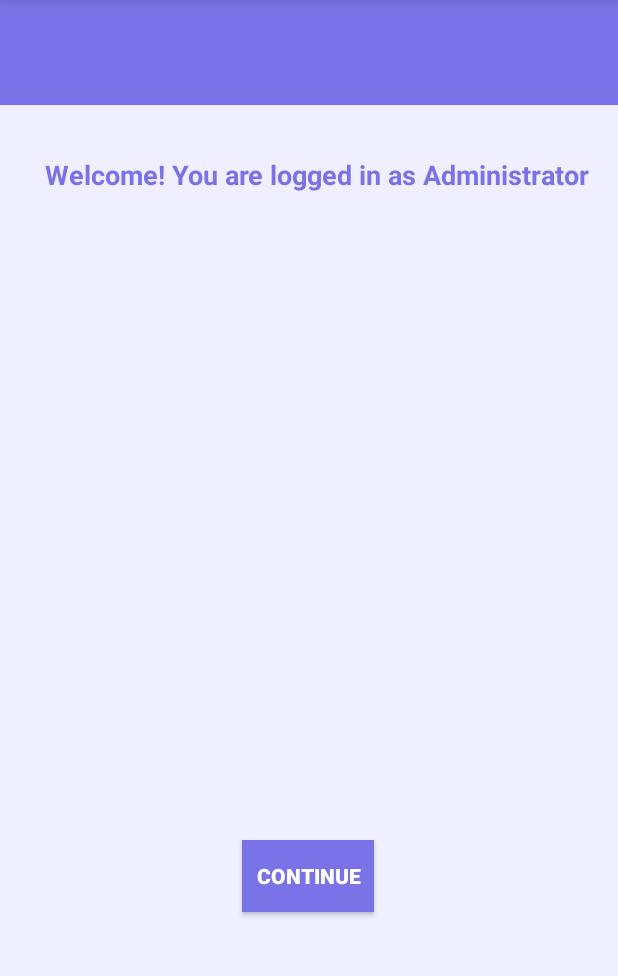
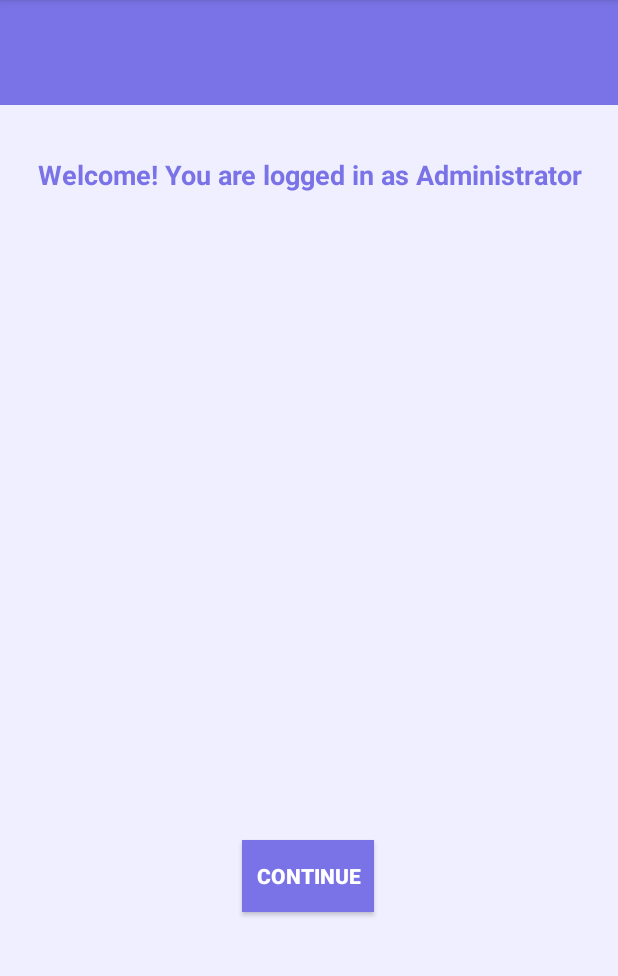
Before and after one commit to uOttawaSEGA2023/project-group-21, an Android app built with Jetpack Compose: the AdminHomepage screen opened directly, with no data from a screen before it, on a phone screen of 412 x 824 dp, the part 84-1060 px from its top. Run offline under Robolectric (Android 15) with nearby library versions, the phone set to English and light mode, and no system bars.

Commit message:
testing pull req, also centered the welcome text for admin

```diff
--- a/app/src/main/res/layout/activity_admin_homepage.xml
+++ b/app/src/main/res/layout/activity_admin_homepage.xml
@@ -19,10 +19,10 @@
         android:id="@+id/adminWelcomeText"
         android:layout_width="0dp"
         android:layout_height="wrap_content"
-        android:layout_marginStart="30dp"
         android:layout_marginTop="104dp"
         android:background="#F0EFFF"
         android:text="Welcome! You are logged in as Administrator"
+        android:textAlignment="center"
         android:textColor="#7A73E7"
         android:textSize="18sp"
         android:textStyle="bold"
```
